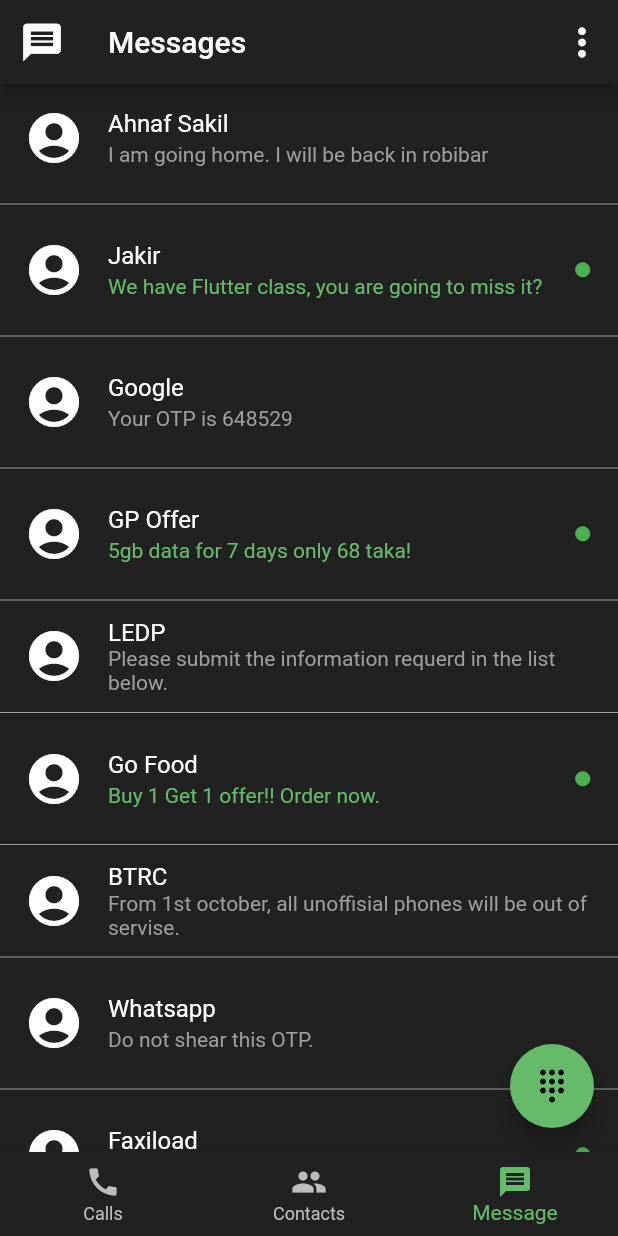
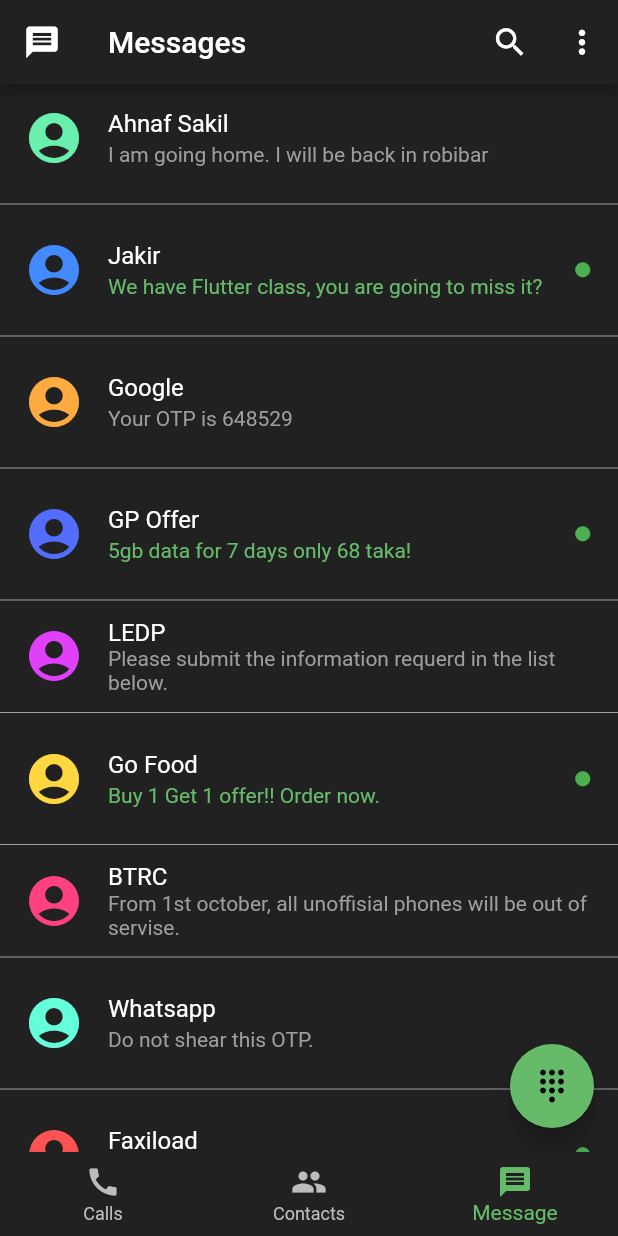
Before and after one commit to Ahnaf16/Calling_app, a Flutter app: the screen it shows after launch, item 3 of the bottom bar chosen, on a phone screen of 412 x 824 dp. Run offline on Flutter 3.47's test engine with Material 2 defaults, Android fonts, the phone set to English and light mode, and no system bars; our stand-ins replace google_fonts.

Commit message:
minor adjustments

```diff
--- a/caller/lib/callpage.dart
+++ b/caller/lib/callpage.dart
@@ -71,8 +71,8 @@ class Caller extends StatelessWidget {
           body: TabBarView(
             children: [
               Allcall(),
+              Callout(),
               Callin(),
-              Callout(),
               Callmiss(),
             ],
           )),
--- a/caller/lib/message.dart
+++ b/caller/lib/message.dart
@@ -14,25 +14,34 @@ class Message extends StatelessWidget {
         backgroundColor: Colors.grey[900],
         leading: const Icon(
           Icons.message,
-          size: 30,
+          size: 25,
         ),
         actions: [
           IconButton(
             icon: Icon(
+              Icons.search,
+              color: Colors.white,
+              size: 25,
+            ),
+            onPressed: () {},
+          ),
+          IconButton(
+            icon: Icon(
               Icons.more_vert_rounded,
               color: Colors.white,
-              size: 30,
+              size: 25,
             ),
             onPressed: () {},
-          )
+          ),
         ],
       ),
       body: ListView(children: [
         ListTile(
+          onTap: () {},
           tileColor: Colors.grey[900],
           leading: Icon(
             Icons.account_circle,
-            color: Colors.white,
+            color: Colors.greenAccent,
             size: 40,
           ),
           title: Text(
@@ -52,10 +61,11 @@ class Message extends StatelessWidget {
           color: Colors.grey,
         ),
         ListTile(
+          onTap: () {},
           tileColor: Colors.grey[900],
           leading: Icon(
             Icons.account_circle,
-            color: Colors.white,
+            color: Colors.blueAccent,
             size: 40,
           ),
           trailing: Icon(
@@ -80,10 +90,11 @@ class Message extends StatelessWidget {
           color: Colors.grey,
         ),
         ListTile(
+          onTap: () {},
           tileColor: Colors.grey[900],
           leading: Icon(
             Icons.account_circle,
-            color: Colors.white,
+            color: Colors.orangeAccent,
             size: 40,
           ),
           title: Text(
@@ -103,10 +114,11 @@ class Message extends StatelessWidget {
           color: Colors.grey,
         ),
         ListTile(
+          onTap: () {},
           tileColor: Colors.grey[900],
           leading: Icon(
             Icons.account_circle,
-            color: Colors.white,
+            color: Colors.indigoAccent,
             size: 40,
           ),
           trailing: Icon(
@@ -131,10 +143,11 @@ class Message extends StatelessWidget {
           color: Colors.grey,
         ),
         ListTile(
+          onTap: () {},
           tileColor: Colors.grey[900],
           leading: Icon(
             Icons.account_circle,
-            color: Colors.white,
+            color: Colors.purpleAccent,
             size: 40,
           ),
           title: Text(
@@ -154,10 +167,11 @@ class Message extends StatelessWidget {
           color: Colors.grey,
         ),
         ListTile(
+          onTap: () {},
           tileColor: Colors.grey[900],
           leading: Icon(
             Icons.account_circle,
-            color: Colors.white,
+            color: Colors.amberAccent,
             size: 40,
           ),
           trailing: Icon(
@@ -182,10 +196,11 @@ class Message extends StatelessWidget {
           color: Colors.grey,
         ),
         ListTile(
+          onTap: () {},
           tileColor: Colors.grey[900],
           leading: Icon(
             Icons.account_circle,
-            color: Colors.white,
+            color: Colors.pinkAccent,
             size: 40,
           ),
           title: Text(
@@ -205,10 +220,11 @@ class Message extends StatelessWidget {
           color: Colors.grey,
         ),
         ListTile(
+          onTap: () {},
           tileColor: Colors.grey[900],
           leading: Icon(
             Icons.account_circle,
-            color: Colors.white,
+            color: Colors.tealAccent,
             size: 40,
           ),
           title: Text(
@@ -228,10 +244,11 @@ class Message extends StatelessWidget {
           color: Colors.grey,
         ),
         ListTile(
+          onTap: () {},
           tileColor: Colors.grey[900],
           leading: Icon(
             Icons.account_circle,
-            color: Colors.white,
+            color: Colors.redAccent,
             size: 40,
           ),
           trailing: Icon(
@@ -256,10 +273,11 @@ class Message extends StatelessWidget {
           color: Colors.grey,
         ),
         ListTile(
+          onTap: () {},
           tileColor: Colors.grey[900],
           leading: Icon(
             Icons.account_circle,
-            color: Colors.white,
+            color: Colors.greenAccent,
             size: 40,
           ),
           trailing: Icon(
@@ -284,10 +302,11 @@ class Message extends StatelessWidget {
           color: Colors.grey,
         ),
         ListTile(
+          onTap: () {},
           tileColor: Colors.grey[900],
           leading: Icon(
             Icons.account_circle,
-            color: Colors.white,
+            color: Colors.yellowAccent,
             size: 40,
           ),
           trailing: Icon(
@@ -312,10 +331,11 @@ class Message extends StatelessWidget {
           color: Colors.grey,
         ),
         ListTile(
+          onTap: () {},
           tileColor: Colors.grey[900],
           leading: Icon(
             Icons.account_circle,
-            color: Colors.white,
+            color: Colors.greenAccent,
             size: 40,
           ),
           trailing: Icon(
@@ -340,10 +360,11 @@ class Message extends StatelessWidget {
           color: Colors.grey,
         ),
         ListTile(
+          onTap: () {},
           tileColor: Colors.grey[900],
           leading: Icon(
             Icons.account_circle,
-            color: Colors.white,
+            color: Colors.blueAccent,
             size: 40,
           ),
           trailing: Icon(
@@ -368,10 +389,11 @@ class Message extends StatelessWidget {
           color: Colors.grey,
         ),
         ListTile(
+          onTap: () {},
           tileColor: Colors.grey[900],
           leading: Icon(
             Icons.account_circle,
-            color: Colors.white,
+            color: Colors.blueGrey,
             size: 40,
           ),
           trailing: Icon(
@@ -396,10 +418,11 @@ class Message extends StatelessWidget {
           color: Colors.grey,
         ),
         ListTile(
+          onTap: () {},
           tileColor: Colors.grey[900],
           leading: Icon(
             Icons.account_circle,
-            color: Colors.white,
+            color: Colors.redAccent,
             size: 40,
           ),
           trailing: Icon(
```
Also changed, not shown: caller/lib/dialer.dart (+113 -34 lines).
